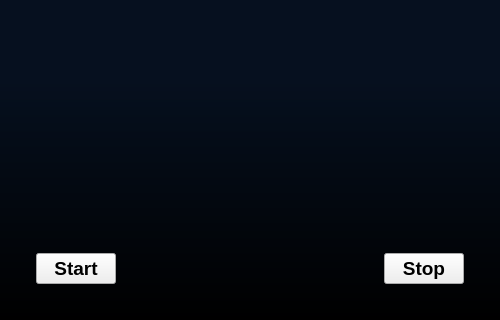
The window that src/ui/MainWindow.ui (bitcap-co/bitcap-ipr) describes before a commit, drawn with Qt 5; both pictures show x 0 to 500 and y 180 to 500 of the 500 by 500 pixel window.
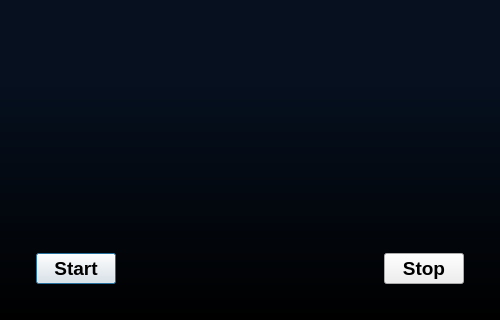
The same window after the commit. Icons and pictures are not drawn.

What changed in the file:
```diff
--- a/src/ui/MainWindow.ui
+++ b/src/ui/MainWindow.ui
@@ -49,6 +49,9 @@
       <property name="text">
        <string>Start</string>
       </property>
+      <property name="default">
+       <bool>true</bool>
+      </property>
      </widget>
     </item>
     <item row="1" column="2">
```
Left out of the diff: 21 changed lines with no effect on the pictures.
